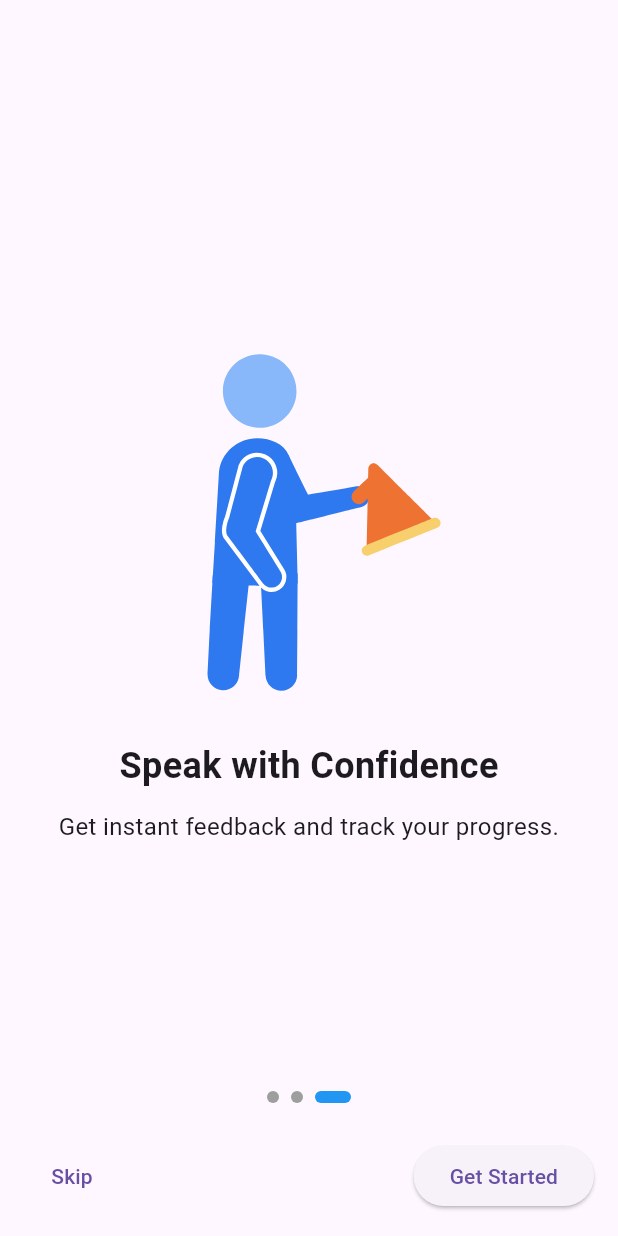
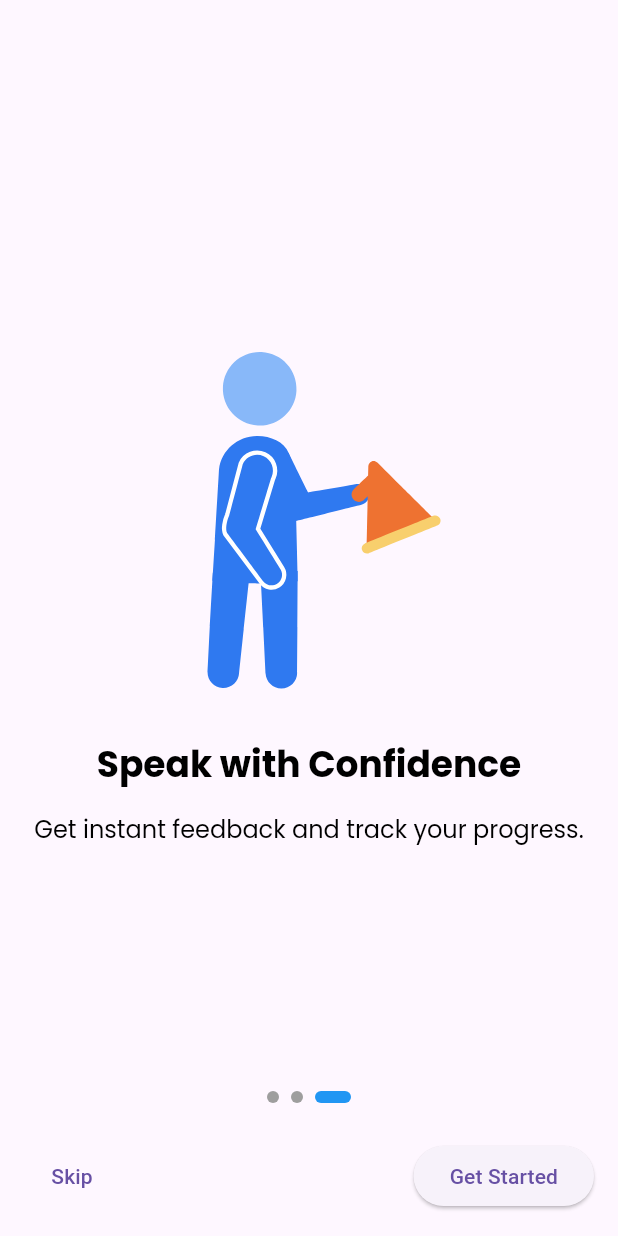
Before and after one commit to MoShehata7920/speak_up, a Flutter app: the screen it shows after launch, swiped to page 3, on a phone screen of 412 x 824 dp. Run offline on Flutter 3.47's test engine with Material 3 defaults, Android fonts, the phone set to English and light mode, and no system bars; drawn by our look-alikes of smooth_page_indicator; our stand-ins replace animated_text_kit, bloc, equatable, flutter_bloc, flutter_iconly, google_fonts and 2 more.

Commit message:
Home Screen UI & Used AppText widget allover the code

```diff
--- a/lib/resources/assets_manager.dart
+++ b/lib/resources/assets_manager.dart
@@ -3,6 +3,7 @@ const String jsonPath = "assets/json";
 
 class AppImages {
   static const String appLogo = "$imagesPath/app_logo.png";
+  static const String myPic = "$imagesPath/photo_2025-02-20_02-16-22.jpg";
 }
 
 class AppJson {
--- a/lib/resources/icons_manager.dart
+++ b/lib/resources/icons_manager.dart
@@ -10,4 +10,6 @@ class AppIcons {
   static const conversations = IconlyBroken.chat;
   static const aiChat = Icons.smart_toy_outlined;
   static const settings = IconlyBroken.setting;
+  static const light = Icons.lightbulb;
+  static const volumeUp = Icons.volume_up;
 }
--- a/lib/resources/routes_manager.dart
+++ b/lib/resources/routes_manager.dart
@@ -3,7 +3,6 @@ import 'package:speak_up/resources/strings_manager.dart';
 import 'package:speak_up/screens/auth/forgot_password/forgot_password_screen.dart';
 import 'package:speak_up/screens/auth/login/login_screen.dart';
 import 'package:speak_up/screens/auth/signup/signup_screen.dart';
-import 'package:speak_up/screens/home/main_screen.dart';
 import 'package:speak_up/screens/main/nav_bar.dart';
 import 'package:speak_up/screens/on_boarding/on_boarding_screen.dart';
 import 'package:speak_up/screens/splash/splash_screen.dart';
@@ -11,7 +10,6 @@ import 'package:speak_up/screens/splash/splash_screen.dart';
 class Routes {
   static const String splashRoute = '/';
   static const String onBoardingRoute = '/onBoardingRoute';
-  static const String mainRoute = '/mainRoute';
   static const String logInRoute = '/logInRoute';
   static const String signUpRoute = '/signUpRoute';
   static const String forgotPasswordRoute = '/forgotPasswordRoute';
@@ -28,9 +26,6 @@ class RouteGenerator {
         return MaterialPageRoute(
           builder: (context) => const OnboardingScreen(),
         );
-
-      case Routes.mainRoute:
-        return MaterialPageRoute(builder: (context) => const HomeScreen());
 
       case Routes.logInRoute:
         return MaterialPageRoute(builder: (context) => const LoginScreen());
--- a/lib/resources/strings_manager.dart
+++ b/lib/resources/strings_manager.dart
@@ -48,4 +48,17 @@ class AppStrings {
   static const String conversations = "Conversations";
   static const String aiChat = "AI Chat";
   static const String settings = "Settings";
+
+  // Home Screen
+  static const String welcome = "Welcome back,";
+  static const String talkToAI = "Talk to AI";
+  static const String improveYourSkills = "Improve your skills with AI conversations.";
+  static const String startChat = "Start Chat";
+  static const String wordOfTheDay = "Word of the Day";
+  static const String conversationPractice = "Practice Conversations";
+  static const String start = "Start";
+  static const String yourProgress = "Your Progress";
+  static const String streak = "🔥 Streak:";
+  static const String days = "Days";
+  static const String completed = "Completed";
 }
--- a/lib/screens/main/nav_bar.dart
+++ b/lib/screens/main/nav_bar.dart
@@ -6,7 +6,7 @@ import 'package:speak_up/resources/icons_manager.dart';
 import 'package:speak_up/resources/strings_manager.dart';
 import 'package:speak_up/screens/ai_chat/ai_chat_screen.dart';
 import 'package:speak_up/screens/conversation/conversation_screen.dart';
-import 'package:speak_up/screens/home/main_screen.dart';
+import 'package:speak_up/screens/home/home_screen.dart';
 import 'package:speak_up/screens/settings/settings_screen.dart';
 
 class BottomNavBar extends StatelessWidget {
--- a/lib/screens/on_boarding/on_boarding_page.dart
+++ b/lib/screens/on_boarding/on_boarding_page.dart
@@ -1,6 +1,7 @@
 import 'package:flutter/material.dart';
 import 'package:lottie/lottie.dart';
 import 'package:speak_up/service/utils.dart';
+import 'package:speak_up/widgets/app_text.dart';
 
 class OnboardingPage extends StatelessWidget {
   final String animation;
@@ -23,16 +24,9 @@ class OnboardingPage extends StatelessWidget {
       children: [
         Lottie.asset(animation, height: size.height * 0.35),
         SizedBox(height: size.height * 0.03),
-        Text(
-          title,
-          style: const TextStyle(fontSize: 24, fontWeight: FontWeight.bold),
-        ),
+        AppText(text: title, fontSize: 24, fontWeight: FontWeight.bold),
         SizedBox(height: size.height * 0.015),
-        Text(
-          description,
-          textAlign: TextAlign.center,
-          style: const TextStyle(fontSize: 16),
-        ),
+        AppText(text: description, textAlign: TextAlign.center),
       ],
     );
   }
--- a/lib/screens/on_boarding/on_boarding_screen.dart
+++ b/lib/screens/on_boarding/on_boarding_screen.dart
@@ -97,6 +97,6 @@ class _OnboardingScreenState extends State<OnboardingScreen> {
     await prefs.setBool('onboarding_seen', true);
 
     if (!context.mounted) return;
-    Navigator.pushReplacementNamed(context, Routes.mainRoute);
+    Navigator.pushReplacementNamed(context, Routes.logInRoute);
   }
 }
--- a/lib/widgets/app_text.dart
+++ b/lib/widgets/app_text.dart
@@ -1,4 +1,5 @@
 import 'package:flutter/material.dart';
+import 'package:google_fonts/google_fonts.dart';
 
 class AppText extends StatelessWidget {
   final String text;
@@ -10,6 +11,8 @@ class AppText extends StatelessWidget {
   final double letterSpacing;
   final bool softWrap;
   final double? height;
+  final Color? color;
+
   const AppText({
     super.key,
     required this.text,
@@ -21,17 +24,19 @@ class AppText extends StatelessWidget {
     this.letterSpacing = 0,
     this.softWrap = true,
     this.height,
+    this.color,
   });
 
   @override
   Widget build(BuildContext context) {
     return Text(
       text,
-      style: TextStyle(
+      style: GoogleFonts.poppins(
         fontSize: fontSize,
         fontWeight: fontWeight,
         letterSpacing: letterSpacing,
         height: height ?? 0,
+        color: color ?? Colors.black,
       ),
       textAlign: textAlign,
       overflow: overflow,
```
Also changed, not shown: lib/screens/auth/forgot_password/forgot_password_screen.dart (+9 -10 lines), lib/screens/auth/login/login_screen.dart (+4 -12 lines), lib/screens/auth/signup/signup_screen.dart (+7 -11 lines), lib/screens/home/home_screen.dart (added, +168 -0 lines), lib/screens/home/main_screen.dart (deleted, +0 -12 lines), assets/images/photo_2025-02-20_02-16-22.jpg (added).
